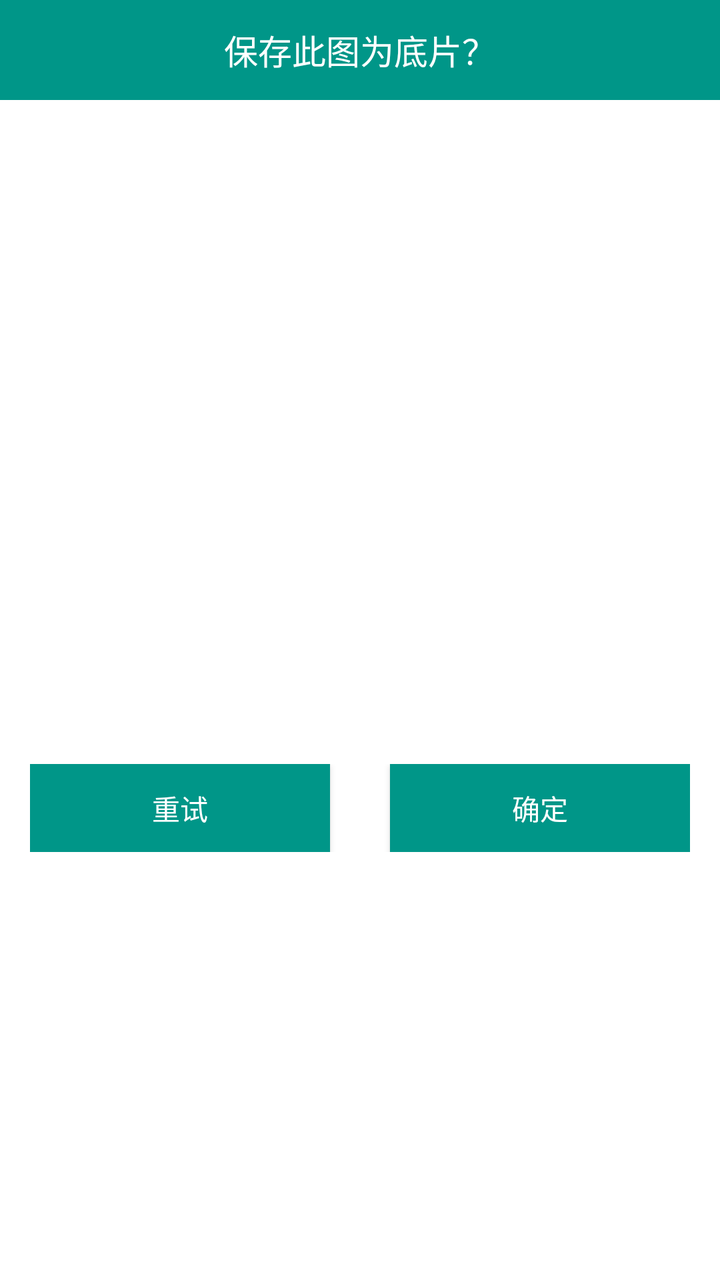
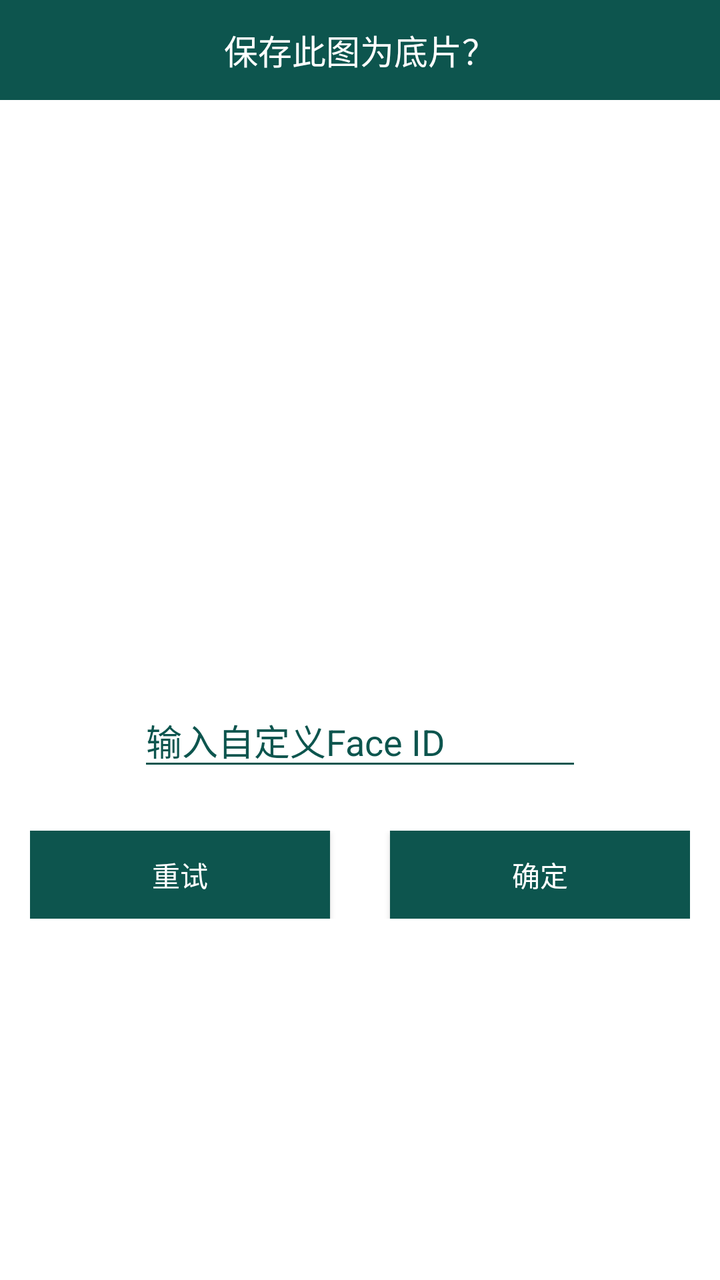

An Android layout rendered at two revisions. The XML below is the earlier revision; the diff shows what the commit changed to produce the second picture.
<!-- AndroidManifest.xml: application theme AppTheme -->
<!-- res/layout/dialog_confirm_base.xml -->
<?xml version="1.0" encoding="utf-8"?>
<LinearLayout xmlns:android="http://schemas.android.com/apk/res/android"
    android:layout_width="match_parent"
    android:layout_height="wrap_content"
    android:background="@color/white"
    android:orientation="vertical">

    <androidx.core.widget.NestedScrollView
        android:layout_width="match_parent"
        android:layout_height="match_parent">

        <LinearLayout
            android:layout_width="match_parent"
            android:layout_height="wrap_content"
            android:orientation="vertical">

            <TextView
                android:id="@+id/textView"
                android:layout_width="match_parent"
                android:layout_height="50dp"
                android:background="@color/blue_sky"
                android:gravity="center"
                android:text="保存此图为底片？"
                android:textColor="@android:color/white"
                android:textSize="17sp" />


            <ImageView
                android:id="@+id/preview"
                android:layout_gravity="center"
                android:layout_marginTop="55dp"
                android:layout_marginBottom="55dp"
                android:layout_width="222dp"
                android:layout_height="222dp"/>


            <LinearLayout
                android:layout_width="match_parent"
                android:layout_height="wrap_content"
                android:layout_marginBottom="15dp"
                android:orientation="horizontal"
                android:paddingLeft="15dp"
                android:paddingRight="15dp">

                <Button
                    android:id="@+id/btn_cancel"
                    android:layout_width="0dp"
                    android:layout_height="44dp"
                    android:layout_marginRight="15dp"
                    android:layout_weight="1"
                    android:background="@color/blue_sky"
                    android:text="重试"
                    android:textColor="@android:color/white"
                    android:textSize="14sp" />

                <Button
                    android:id="@+id/btn_ok"
                    android:layout_width="0dp"
                    android:layout_height="44dp"
                    android:layout_weight="1"
                    android:layout_marginLeft="15dp"
                    android:background="@color/blue_sky"
                    android:text="确定"
                    android:textColor="@android:color/white"
                    android:textSize="14sp" />

            </LinearLayout>


        </LinearLayout>


    </androidx.core.widget.NestedScrollView>


</LinearLayout>
<!-- resources referenced by this layout -->
<resources>
  <color name="blue_sky">#009688</color>
  <color name="white">#FFFFFFFF</color>
  <style name="AppTheme" parent="Theme.AppCompat.Light.DarkActionBar">
          
          <item name="colorPrimary">@color/colorPrimary</item>
          <item name="colorPrimaryDark">@color/colorPrimaryDark</item>
          <item name="colorAccent">@color/colorAccent</item>
      </style>
  <color name="colorPrimary">#10101E</color>
  <color name="colorPrimaryDark">#10101E</color>
  <color name="colorAccent">#10101E</color>
</resources>

<!-- the commit's change to res/layout/dialog_confirm_base.xml (unified diff, before → after) -->
@@ -28,10 +28,25 @@
             <ImageView
                 android:id="@+id/preview"
                 android:layout_gravity="center"
-                android:layout_marginTop="55dp"
-                android:layout_marginBottom="55dp"
+                android:layout_marginTop="50dp"
+                android:layout_marginBottom="25dp"
                 android:layout_width="222dp"
                 android:layout_height="222dp"/>
+
+
+            <EditText
+                android:id="@+id/edit_text"
+                android:layout_width="222dp"
+                android:layout_height="wrap_content"
+                android:hint="输入自定义Face ID"
+                android:digits="0123456789abcdefghijklmnopqrstuvwxyz"
+                android:layout_gravity="center"
+                android:theme="@style/MyEditText"
+                android:layout_marginBottom="25dp"
+                android:textColorHint="@color/blue_sky"
+                android:textColor="@color/green"
+                android:focusable="true"
+                />
 
 
             <LinearLayout
<!-- resource entries referenced after the edit -->
@@ -1,7 +1,12 @@
 <!-- resources referenced by this layout -->
 <resources>
-  <color name="blue_sky">#009688</color>
+  <color name="blue_sky">#0D554E</color>
+  <color name="green">#58E35E</color>
   <color name="white">#FFFFFFFF</color>
+  <style name="MyEditText" parent="Theme.AppCompat.Light">
+          <item name="colorControlNormal">@color/blue_sky</item>
+          <item name="colorControlActivated">@color/green</item>
+      </style>
   <style name="AppTheme" parent="Theme.AppCompat.Light.DarkActionBar">
           
           <item name="colorPrimary">@color/colorPrimary</item>
